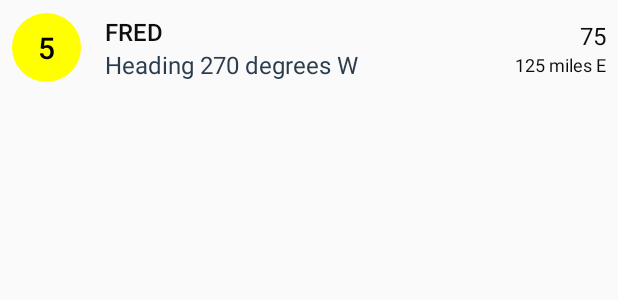
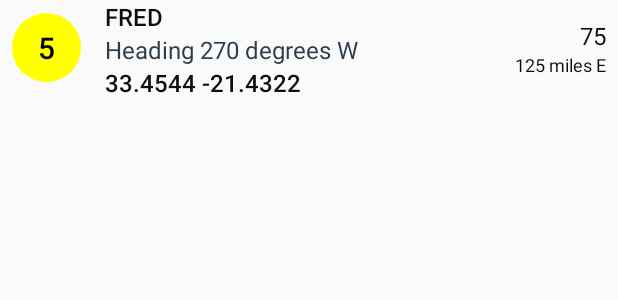
Before and after one commit to Chknbone/cycloops, an Android app: the layout activity_main.xml on its own in the app's theme, with its tools: preview values and no code run, on a phone screen of 412 x 824 dp. Shown: the top 300 px of the screen. Run offline under Robolectric (Android 15) with nearby library versions, the phone set to English and light mode, and no system bars.

Commit message:
Add funcionality of displaying Cyclones Lat/Lon in ListView
It is just rough lat/lon now. Will update for a more human readable format later.

```diff
--- a/app/src/main/res/layout/activity_main.xml
+++ b/app/src/main/res/layout/activity_main.xml
@@ -50,6 +50,18 @@
                 android:textColor="@color/textColorCycloneHeading"
                 android:textSize="16sp"
                 tools:text="Heading 270 degrees W"/>
+
+            <TextView
+                android:id="@+id/lat_lon"
+                android:layout_width="wrap_content"
+                android:layout_height="wrap_content"
+                android:ellipsize="end"
+                android:fontFamily="sans-serif-medium"
+                android:maxLines="1"
+                android:textAllCaps="true"
+                android:textColor="@color/textColorCycloneName"
+                android:textSize="16sp"
+                tools:text="33.4544 -21.4322"/>
         </LinearLayout>
 
         <LinearLayout
--- a/app/src/main/res/values/colors.xml
+++ b/app/src/main/res/values/colors.xml
@@ -14,6 +14,9 @@
 
     <!-- Text color for the primary location of the cyclone in the list item -->
     <color name="textColorCycloneHeading">#2B3D4D</color>
+
+    <!-- Cyclone shape color for a cyclone that is weaker than a Cat -2 -->
+    <color name="category_weak_storm">#8a8e8f</color>
 
     <!-- Cyclone shape color for a category -2 cyclone -->
     <color name="category_neg2">#03A9F4</color>
```
Also changed, not shown: app/src/main/java/com/palarran/cycloops/Cyclone.java (+4 -4 lines), app/src/main/java/com/palarran/cycloops/CycloneAdapter.java (+19 -3 lines), app/src/main/java/com/palarran/cycloops/JsonData.java (+12 -12 lines), app/src/main/java/com/palarran/cycloops/MainActivity.java (+15 -15 lines).
